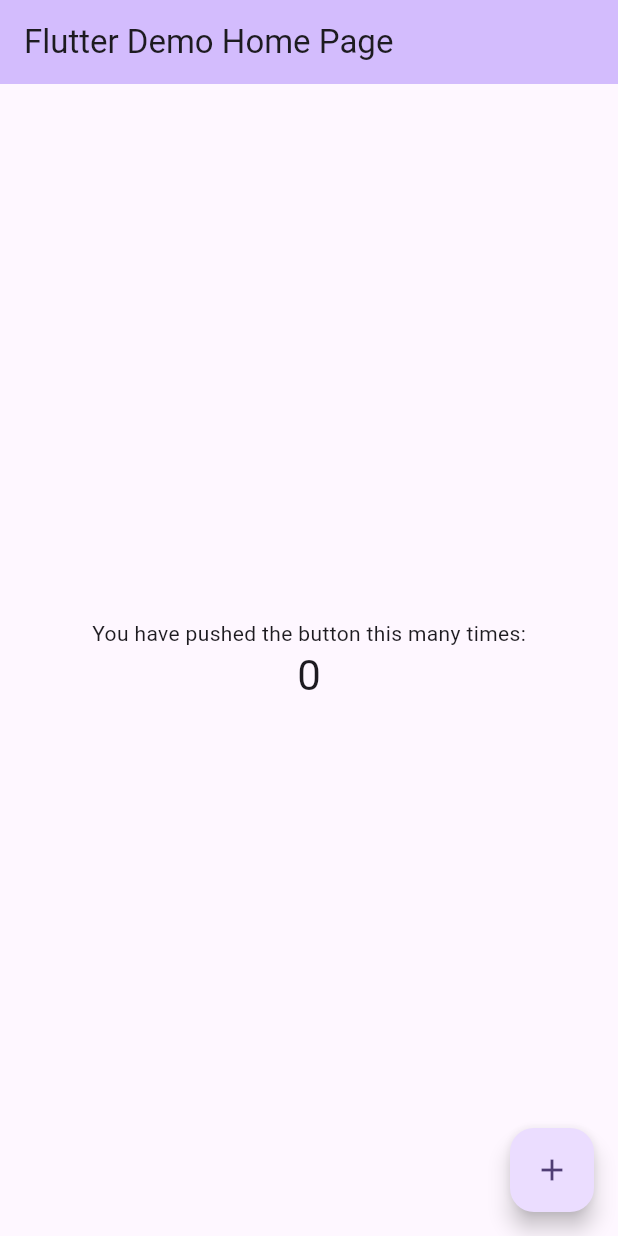
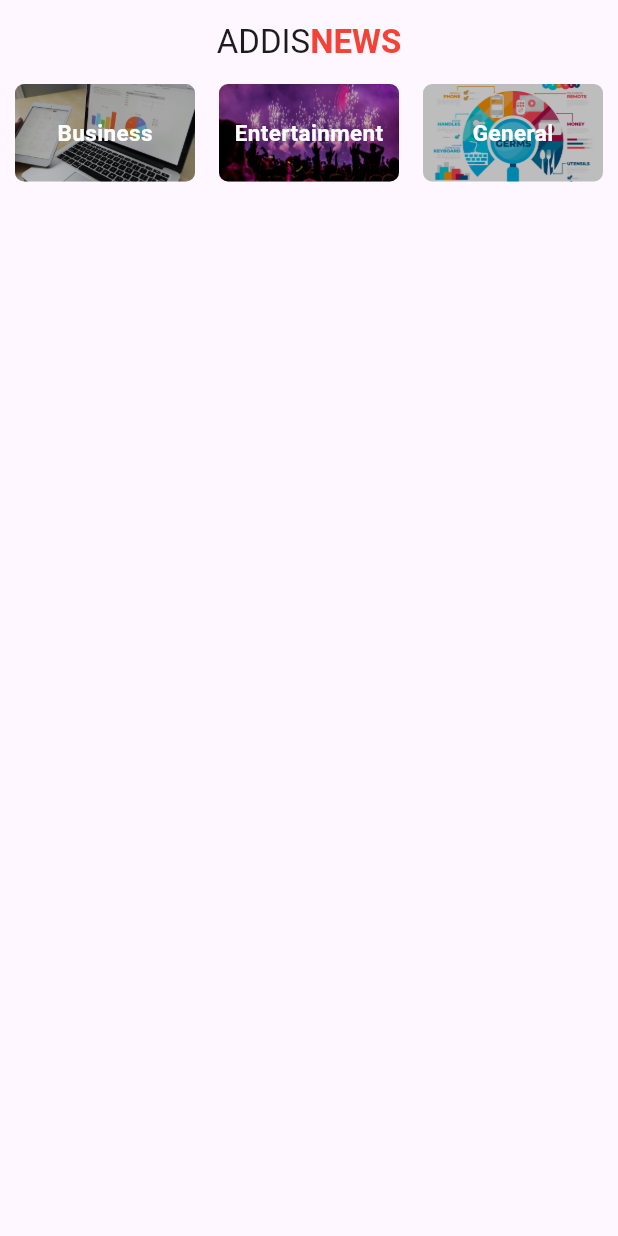
Before and after one commit to addiscodr/addis-news, a Flutter app: the screen it shows after launch, on a phone screen of 412 x 824 dp. Run offline on Flutter 3.47's test engine with Material 3 defaults, Android fonts, the phone set to English and light mode, and no system bars.

Commit message:
Add new files to code base; Modify affected files

```diff
--- a/lib/main.dart
+++ b/lib/main.dart
@@ -1,3 +1,4 @@
+import 'package:addis_news/pages/home_page.dart';
 import 'package:flutter/material.dart';
 
 void main() {
@@ -7,116 +8,11 @@ void main() {
 class MyApp extends StatelessWidget {
   const MyApp({super.key});
 
-  // This widget is the root of your application.
   @override
   Widget build(BuildContext context) {
     return MaterialApp(
-      title: 'Flutter Demo',
-      theme: ThemeData(
-        // This is the theme of your application.
-        //
-        // TRY THIS: Try running your application with "flutter run". You'll see
-        // the application has a purple toolbar. Then, without quitting the app,
-        // try changing the seedColor in the colorScheme below to Colors.green
-        // and then invoke "hot reload" (save your changes or press the "hot
-        // reload" button in a Flutter-supported IDE, or press "r" if you used
-        // the command line to start the app).
-        //
-        // Notice that the counter didn't reset back to zero; the application
-        // state is not lost during the reload. To reset the state, use hot
-        // restart instead.
-        //
-        // This works for code too, not just values: Most code changes can be
-        // tested with just a hot reload.
-        colorScheme: .fromSeed(seedColor: Colors.deepPurple),
-      ),
-      home: const MyHomePage(title: 'Flutter Demo Home Page'),
+      debugShowCheckedModeBanner: false,
+      home: HomePage(),
     );
   }
 }
-
-class MyHomePage extends StatefulWidget {
-  const MyHomePage({super.key, required this.title});
-
-  // This widget is the home page of your application. It is stateful, meaning
-  // that it has a State object (defined below) that contains fields that affect
-  // how it looks.
-
-  // This class is the configuration for the state. It holds the values (in this
-  // case the title) provided by the parent (in this case the App widget) and
-  // used by the build method of the State. Fields in a Widget subclass are
-  // always marked "final".
-
-  final String title;
-
-  @override
-  State<MyHomePage> createState() => _MyHomePageState();
-}
-
-class _MyHomePageState extends State<MyHomePage> {
-  int _counter = 0;
-
-  void _incrementCounter() {
-    setState(() {
-      // This call to setState tells the Flutter framework that something has
-      // changed in this State, which causes it to rerun the build method below
-      // so that the display can reflect the updated values. If we changed
-      // _counter without calling setState(), then the build method would not be
-      // called again, and so nothing would appear to happen.
-      _counter++;
-    });
-  }
-
-  @override
-  Widget build(BuildContext context) {
-    // This method is rerun every time setState is called, for instance as done
-    // by the _incrementCounter method above.
-    //
-    // The Flutter framework has been optimized to make rerunning build methods
-    // fast, so that you can just rebuild anything that needs updating rather
-    // than having to individually change instances of widgets.
-    return Scaffold(
-      appBar: AppBar(
-        // TRY THIS: Try changing the color here to a specific color (to
-        // Colors.amber, perhaps?) and trigger a hot reload to see the AppBar
-        // change color while the other colors stay the same.
-        backgroundColor: Theme.of(context).colorScheme.inversePrimary,
-        // Here we take the value from the MyHomePage object that was created by
-        // the App.build method, and use it to set our appbar title.
-        title: Text(widget.title),
-      ),
-      body: Center(
-        // Center is a layout widget. It takes a single child and positions it
-        // in the middle of the parent.
-        child: Column(
-          // Column is also a layout widget. It takes a list of children and
-          // arranges them vertically. By default, it sizes itself to fit its
-          // children horizontally, and tries to be as tall as its parent.
-          //
-          // Column has various properties to control how it sizes itself and
-          // how it positions its children. Here we use mainAxisAlignment to
-          // center the children vertically; the main axis here is the vertical
-          // axis because Columns are vertical (the cross axis would be
-          // horizontal).
-          //
-          // TRY THIS: Invoke "debug painting" (choose the "Toggle Debug Paint"
-          // action in the IDE, or press "p" in the console), to see the
-          // wireframe for each widget.
-          mainAxisAlignment: .center,
-          children: [
-            const Text('You have pushed the button this many times:'),
-            Text(
-              '$_counter',
-              style: Theme.of(context).textTheme.headlineMedium,
-            ),
-          ],
-        ),
-      ),
-      floatingActionButton: FloatingActionButton(
-        onPressed: _incrementCounter,
-        tooltip: 'Increment',
-        child: const Icon(Icons.add),
-      ),
-    );
-  }
-}
--- /dev/null
+++ b/lib/models/category_model.dart
@@ -0,0 +1,7 @@
+// ignore_for_file: public_member_api_docs, sort_constructors_first
+class CategoryModel {
+  String? categoryName;
+  String? image;
+
+  CategoryModel({this.categoryName, this.image});
+}
--- /dev/null
+++ b/lib/pages/category_tile.dart
@@ -0,0 +1,49 @@
+import 'package:flutter/material.dart';
+
+class CategoryTile extends StatelessWidget {
+  final String image;
+  final String categoryName;
+  const CategoryTile({
+    super.key,
+    required this.image,
+    required this.categoryName,
+  });
+
+  @override
+  Widget build(BuildContext context) {
+    return Container(
+      margin: EdgeInsets.only(right: 16),
+      child: Stack(
+        children: [
+          ClipRRect(
+            borderRadius: BorderRadiusGeometry.circular(6),
+            child: Image.asset(
+              image,
+              width: 120,
+              height: 65,
+              fit: BoxFit.cover,
+            ),
+          ),
+          Container(
+            width: 120,
+            height: 65,
+            decoration: BoxDecoration(
+              borderRadius: BorderRadius.circular(6),
+              color: Colors.black26,
+            ),
+            child: Center(
+              child: Text(
+                categoryName,
+                style: TextStyle(
+                  color: Colors.white,
+                  fontSize: 15,
+                  fontWeight: FontWeight.bold,
+                ),
+              ),
+            ),
+          ),
+        ],
+      ),
+    );
+  }
+}
--- /dev/null
+++ b/lib/pages/home_page.dart
@@ -0,0 +1,60 @@
+import 'package:addis_news/models/category_model.dart';
+import 'package:addis_news/pages/category_tile.dart';
+import 'package:addis_news/services/data.dart';
+import 'package:flutter/material.dart';
+
+class HomePage extends StatefulWidget {
+  const HomePage({super.key});
+
+  @override
+  State<HomePage> createState() => _HomePageState();
+}
+
+class _HomePageState extends State<HomePage> {
+  List<CategoryModel> categories = [];
+
+  @override
+  void initState() {
+    categories = getCategories();
+    super.initState();
+  }
+
+  @override
+  Widget build(BuildContext context) {
+    return Scaffold(
+      appBar: AppBar(
+        title: Row(
+          mainAxisAlignment: MainAxisAlignment.center,
+          children: [
+            const Text("ADDIS"),
+            const Text(
+              "NEWS",
+              style: TextStyle(color: Colors.red, fontWeight: FontWeight.bold),
+            ),
+          ],
+        ),
+      ),
+      body: Container(
+        child: Column(
+          children: [
+            Container(
+              margin: EdgeInsets.only(left: 10),
+              height: 70,
+              child: ListView.builder(
+                shrinkWrap: true,
+                scrollDirection: Axis.horizontal,
+                itemCount: categories.length,
+                itemBuilder: (context, index) {
+                  return CategoryTile(
+                    image: categories[index].image.toString(),
+                    categoryName: categories[index].categoryName.toString(),
+                  );
+                },
+              ),
+            ),
+          ],
+        ),
+      ),
+    );
+  }
+}
--- /dev/null
+++ b/lib/services/data.dart
@@ -0,0 +1,33 @@
+import 'package:addis_news/models/category_model.dart';
+
+List<CategoryModel> getCategories() {
+  List<CategoryModel> category = [];
+  CategoryModel categoryModel = CategoryModel();
+
+  categoryModel.categoryName = "Business";
+  categoryModel.image = "assets/images/business.jpg";
+  category.add(categoryModel);
+  categoryModel = CategoryModel();
+
+  categoryModel.categoryName = "Entertainment";
+  categoryModel.image = "assets/images/entertainment.jpg";
+  category.add(categoryModel);
+  categoryModel = CategoryModel();
+
+  categoryModel.categoryName = "General";
+  categoryModel.image = "assets/images/general.jpg";
+  category.add(categoryModel);
+  categoryModel = CategoryModel();
+
+  categoryModel.categoryName = "Health";
+  categoryModel.image = "assets/images/health.jpg";
+  category.add(categoryModel);
+  categoryModel = CategoryModel();
+
+  categoryModel.categoryName = "Sports";
+  categoryModel.image = "assets/images/sport.jpg";
+  category.add(categoryModel);
+  categoryModel = CategoryModel();
+
+  return category;
+}
```
Also changed, not shown: pubspec.yaml (+3 -4 lines), assets/images/business.jpg (added), assets/images/entertainment.jpg (added), assets/images/general.jpg (added), assets/images/health.jpg (added), assets/images/science.jpg (added), assets/images/sport.jpg (added), assets/images/technology.jpg (added), 1 other file.
